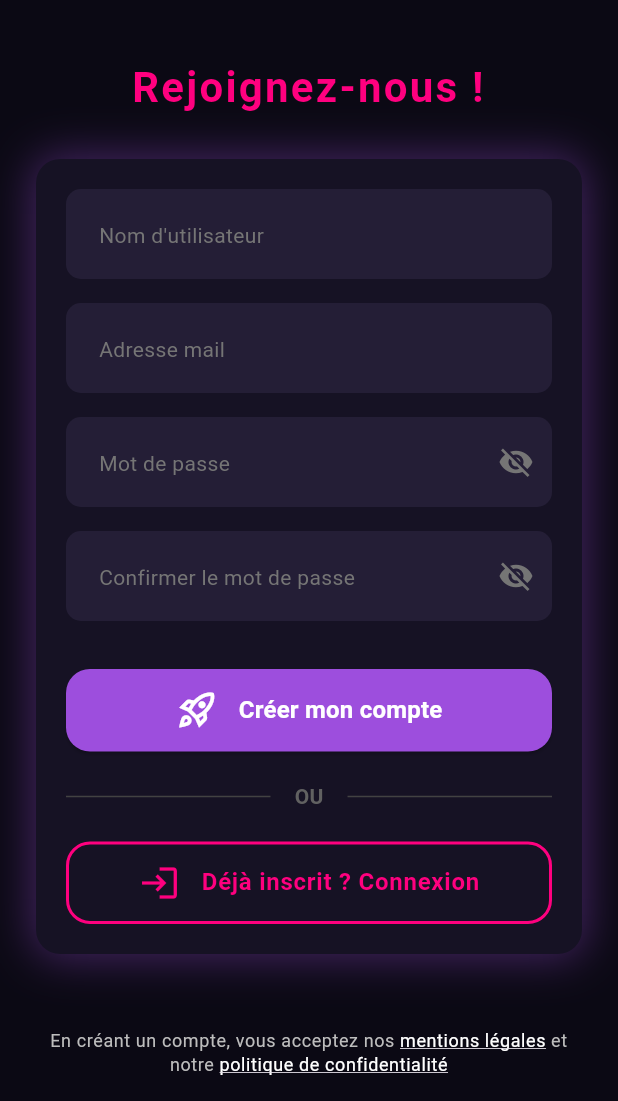
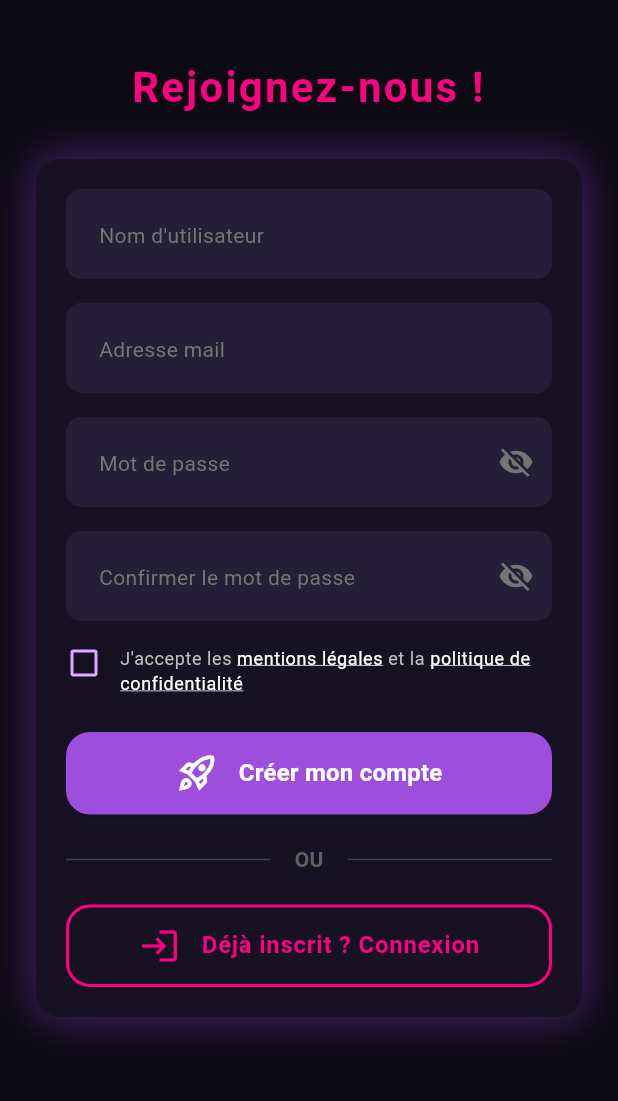
Before and after one commit to CharlesMassuard/Buckshot, a Flutter app: the screen it shows after launch, after a tap on "Créer mon compte", on a phone screen of 412 x 824 dp, the part 135-1236 px from its top. Run offline on Flutter 3.47's test engine with Material 3 defaults, Android fonts, the phone set to English and light mode, and no system bars; our stand-ins replace cloud_firestore, firebase_auth, firebase_core, flutter_markdown_plus, google_fonts; missing offline and left inert: mobile_scanner; accounts and stored records are empty; Roboto replaces fonts that are missing (Jura).

Commit message:
Enhance login and registration flow with Firebase initialization and privacy policy acceptance

```diff
--- a/lib/main.dart
+++ b/lib/main.dart
@@ -10,18 +10,25 @@ import 'views/login_view.dart';
 void main() async {
   WidgetsFlutterBinding.ensureInitialized();
   await initializeDateFormatting('fr_FR', null);
+
+  bool firebaseInitialized = false;
+
   try {
     await Firebase.initializeApp(
       options: DefaultFirebaseOptions.currentPlatform,
     );
+    firebaseInitialized = true;
   } catch (e) {
     debugPrint('Firebase non initialisé (ex: si Anton lance sur Linux desktop XD ): $e');
+    firebaseInitialized = false;
   }
-  runApp(const MyApp());
+  runApp( MyApp(isFirebaseReady: firebaseInitialized));
 }
 
 class MyApp extends StatelessWidget {
-  const MyApp({super.key});
+  final bool isFirebaseReady;
+  const MyApp({super.key,required this.isFirebaseReady});
+
 
   @override
   Widget build(BuildContext context) {
@@ -29,7 +36,19 @@ class MyApp extends StatelessWidget {
       debugShowCheckedModeBanner: false,
       title: 'Buckshot',
       theme: BuckshotTheme.darkTheme,
-      home: StreamBuilder<User?>(
+      // si firebase ne se lance pas
+      home: !isFirebaseReady
+        ? const Scaffold(
+              backgroundColor: Color(0xFF0B0914),
+              body: Center(
+                child: Text(
+                  "Mode hors-ligne (Firebase désactivé)\n",
+                  textAlign: TextAlign.center,
+                  style: TextStyle(color: Color(0xFF9D4EDD), fontSize: 18),
+                ),
+              ),
+            )
+      : StreamBuilder<User?>(
         stream: FirebaseAuth.instance.authStateChanges(),
         builder: (context, snapshot) {
           if (snapshot.connectionState == ConnectionState.waiting) {
--- a/lib/views/register_view.dart
+++ b/lib/views/register_view.dart
@@ -1,6 +1,7 @@
 import 'package:flutter/material.dart';
 import '../services/auth_service.dart';
 import 'login_view.dart';
+import '../widgets/PrivacyCheckbox.dart';
 
 class RegisterPage extends StatefulWidget {
   const RegisterPage({super.key});
@@ -15,9 +16,11 @@ class _RegisterPageState extends State<RegisterPage> {
   final _passwordController = TextEditingController();
   final _confirmController = TextEditingController();
   final _authService = AuthService();
+
   bool _isLoading = false;
   bool _isObscured = true;
   bool _isConfirmObscured = true;
+  bool _hasAcceptedPrivacy = false;
 
   @override
   void dispose() {
@@ -39,6 +42,10 @@ class _RegisterPageState extends State<RegisterPage> {
     }
     if (password != confirm) {
       _showError("Tes mots de passe ne sont pas jumeaux... 👯‍♂️");
+      return;
+    }
+    if (!_hasAcceptedPrivacy) {
+      _showError("Tu dois accepter la politique de confidentialité pour continuer ! 🕵️‍♂️");
       return;
     }
 
@@ -126,7 +133,19 @@ class _RegisterPageState extends State<RegisterPage> {
                               isObscured: _isConfirmObscured,
                               onToggleObscure: () => setState(() => _isConfirmObscured = !_isConfirmObscured),
                             ),
-                            const SizedBox(height: 32),
+                            const SizedBox(height: 16),
+
+
+                            PrivacyCheckbox(
+                              isChecked: _hasAcceptedPrivacy,
+                              onChanged: (value) {
+                                setState(() {
+                                  _hasAcceptedPrivacy = value ?? false;
+                                });
+                              },
+                            ),
+
+                            const SizedBox(height: 24),
                             _buildButton(
                               context: context,
                               label: 'Créer mon compte',
@@ -152,7 +171,6 @@ class _RegisterPageState extends State<RegisterPage> {
                         ),
                       ),
                       const Spacer(),
-                      _buildFooter(theme),
                       const SizedBox(height: 16),
                     ],
                   ),
@@ -223,19 +241,4 @@ class _RegisterPageState extends State<RegisterPage> {
       ],
     );
   }
-
-  Widget _buildFooter(ThemeData theme) {
-    return Text.rich(
-      TextSpan(
-        text: 'En créant un compte, vous acceptez nos ',
-        style: theme.textTheme.bodySmall?.copyWith(color: Colors.grey[400]),
-        children: const [
-          TextSpan(text: 'mentions légales', style: TextStyle(color: Colors.white, decoration: TextDecoration.underline)),
-          TextSpan(text: ' et notre '),
-          TextSpan(text: 'politique de confidentialité', style: TextStyle(color: Colors.white, decoration: TextDecoration.underline)),
-        ],
-      ),
-      textAlign: TextAlign.center,
-    );
-  }
 }
--- /dev/null
+++ b/lib/widgets/PrivacyCheckbox.dart
@@ -0,0 +1,102 @@
+import 'package:flutter/material.dart';
+import 'package:flutter/services.dart' show rootBundle;
+import 'package:flutter_markdown_plus/flutter_markdown_plus.dart';
+
+class PrivacyCheckbox extends StatelessWidget {
+  final bool isChecked;
+  final ValueChanged<bool?> onChanged;
+
+  const PrivacyCheckbox({
+    super.key,
+    required this.isChecked,
+    required this.onChanged,
+  });
+
+  void _showPrivacyPolicy(BuildContext context) {
+    showDialog(
+      context: context,
+      builder: (context) {
+        final theme = Theme.of(context);
+        return AlertDialog(
+          backgroundColor: theme.colorScheme.surface,
+          title: const Text('Politique de confidentialité', style: TextStyle(color: Colors.white, fontWeight: FontWeight.bold)),
+          content: SizedBox(
+            width: double.maxFinite,
+            child: FutureBuilder<String>(
+              future: rootBundle.loadString('assets/markdown/privacy_politique.md'),
+              builder: (context, snapshot) {
+                if (snapshot.connectionState == ConnectionState.waiting) {
+                  return const Center(child: CircularProgressIndicator(color: Color(0xFF9D4EDD)));
+                }
+                if (snapshot.hasError) {
+                  return const Text('Erreur lors du chargement du fichier 😅', style: TextStyle(color: Colors.white));
+                }
+
+                return SingleChildScrollView(
+                  child: MarkdownBody(
+                    data: snapshot.data ?? 'Fichier vide',
+                    styleSheet: MarkdownStyleSheet.fromTheme(theme).copyWith(
+                      p: const TextStyle(color: Colors.white70, fontSize: 14, height: 1.5),
+                      h1: TextStyle(color: theme.colorScheme.secondary, fontWeight: FontWeight.bold, fontSize: 20),
+                      h2: const TextStyle(color: Colors.white, fontWeight: FontWeight.bold, fontSize: 16),
+                      listBullet: const TextStyle(color: Color(0xFF9D4EDD)),
+                    ),
+                  ),
+                );
+              },
+            ),
+          ),
+          actions: [
+            TextButton(
+              onPressed: () => Navigator.of(context).pop(),
+              child: const Text('Fermer', style: TextStyle(color: Color(0xFF9D4EDD), fontWeight: FontWeight.bold)),
+            ),
+          ],
+        );
+      },
+    );
+  }
+
+  @override
+  Widget build(BuildContext context) {
+    final theme = Theme.of(context);
+
+    return Row(
+      crossAxisAlignment: CrossAxisAlignment.start,
+      children: [
+        SizedBox(
+          height: 24,
+          width: 24,
+          child: Checkbox(
+            value: isChecked,
+            onChanged: onChanged,
+            activeColor: theme.colorScheme.primary,
+          ),
+        ),
+        const SizedBox(width: 12),
+        Expanded(
+          child: GestureDetector(
+            onTap: () => _showPrivacyPolicy(context),
+            child: Text.rich(
+              TextSpan(
+                text: 'J\'accepte les ',
+                style: theme.textTheme.bodySmall?.copyWith(color: Colors.grey[400], height: 1.4),
+                children: const [
+                  TextSpan(
+                    text: 'mentions légales',
+                    style: TextStyle(color: Colors.white, decoration: TextDecoration.underline)
+                  ),
+                  TextSpan(text: ' et la '),
+                  TextSpan(
+                    text: 'politique de confidentialité',
+                    style: TextStyle(color: Colors.white, decoration: TextDecoration.underline)
+                  ),
+                ],
+              ),
+            ),
+          ),
+        ),
+      ],
+    );
+  }
+}
--- a/pubspec.yaml
+++ b/pubspec.yaml
@@ -70,6 +70,7 @@ flutter:
     - assets/soiree.png
     - assets/BuckshotLogoLong.png
     - assets/BuckshotLogoShort.png
+    - assets/markdown/
   #   - images/a_dot_ham.jpeg
 
   # An image asset can refer to one or more resolution-specific "variants", see
```
